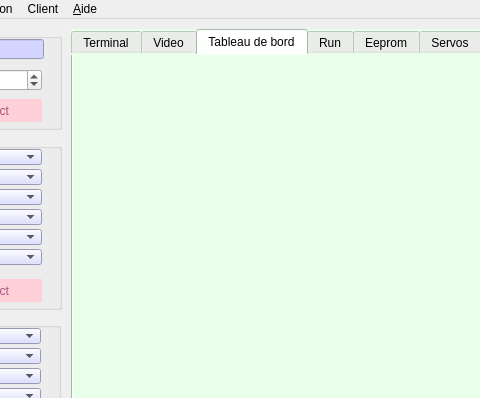
This is V0.5/robot_client/mainwindow.ui in f4deb/QT_Application as Qt 5 draws it before an edit; both pictures show x 119 to 599 and y 0 to 398 of the 1400 by 725 pixel window. The edited form follows.
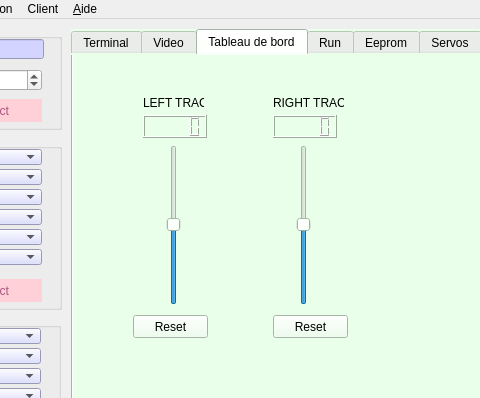
This is the edited form. The open tabs and pages were chosen to show the change.

Commit message: Maj Gui Slider Track

Diff of the .ui file:
```diff
--- a/V0.5/robot_client/mainwindow.ui
+++ b/V0.5/robot_client/mainwindow.ui
@@ -1090,6 +1090,116 @@
      <attribute name="title">
       <string>Tableau de bord</string>
      </attribute>
+     <widget class="QSlider" name="leftTrackSlider">
+      <property name="geometry">
+       <rect>
+        <x>90</x>
+        <y>90</y>
+        <width>22</width>
+        <height>160</height>
+       </rect>
+      </property>
+      <property name="maximum">
+       <number>255</number>
+      </property>
+      <property name="value">
+       <number>128</number>
+      </property>
+      <property name="orientation">
+       <enum>Qt::Vertical</enum>
+      </property>
+     </widget>
+     <widget class="QSlider" name="rightTrackSlider">
+      <property name="geometry">
+       <rect>
+        <x>220</x>
+        <y>90</y>
+        <width>22</width>
+        <height>160</height>
+       </rect>
+      </property>
+      <property name="maximum">
+       <number>255</number>
+      </property>
+      <property name="value">
+       <number>128</number>
+      </property>
+      <property name="orientation">
+       <enum>Qt::Vertical</enum>
+      </property>
+     </widget>
+     <widget class="QLabel" name="label_Left_Track_Slider">
+      <property name="geometry">
+       <rect>
+        <x>70</x>
+        <y>40</y>
+        <width>61</width>
+        <height>16</height>
+       </rect>
+      </property>
+      <property name="text">
+       <string>LEFT TRACK</string>
+      </property>
+     </widget>
+     <widget class="QLabel" name="label_Right_Trach_Slider">
+      <property name="geometry">
+       <rect>
+        <x>200</x>
+        <y>40</y>
+        <width>71</width>
+        <height>16</height>
+       </rect>
+      </property>
+      <property name="text">
+       <string>RIGHT TRACK</string>
+      </property>
+     </widget>
+     <widget class="QLCDNumber" name="lcdNumberLeftTrackSlider">
+      <property name="geometry">
+       <rect>
+        <x>70</x>
+        <y>60</y>
+        <width>64</width>
+        <height>23</height>
+       </rect>
+      </property>
+     </widget>
+     <widget class="QLCDNumber" name="lcdNumberRightTrackSlider">
+      <property name="geometry">
+       <rect>
+        <x>200</x>
+        <y>60</y>
+        <width>64</width>
+        <height>23</height>
+       </rect>
+      </property>
+     </widget>
+     <widget class="QPushButton" name="resetLeftTrackSlider">
+      <property name="geometry">
+       <rect>
+        <x>60</x>
+        <y>260</y>
+        <width>75</width>
+        <height>23</height>
+       </rect>
+      </property>
+      <property name="text">
+       <string>Reset</string>
+      </property>
+     </widget>
+     <widget class="QPushButton" name="resetRightTrackSlider">
+      <property name="geometry">
+       <rect>
+        <x>200</x>
+        <y>260</y>
+        <width>75</width>
+        <height>23</height>
+       </rect>
+      </property>
+      <property name="text">
+       <string>Reset</string>
+      </property>
+     </widget>
     </widget>
     <widget class="QWidget" name="tab_2">
      <attribute name="title">
```
Left out of the diff: 2 changed lines with no effect on the pictures. The commit also changes 71 other files.
